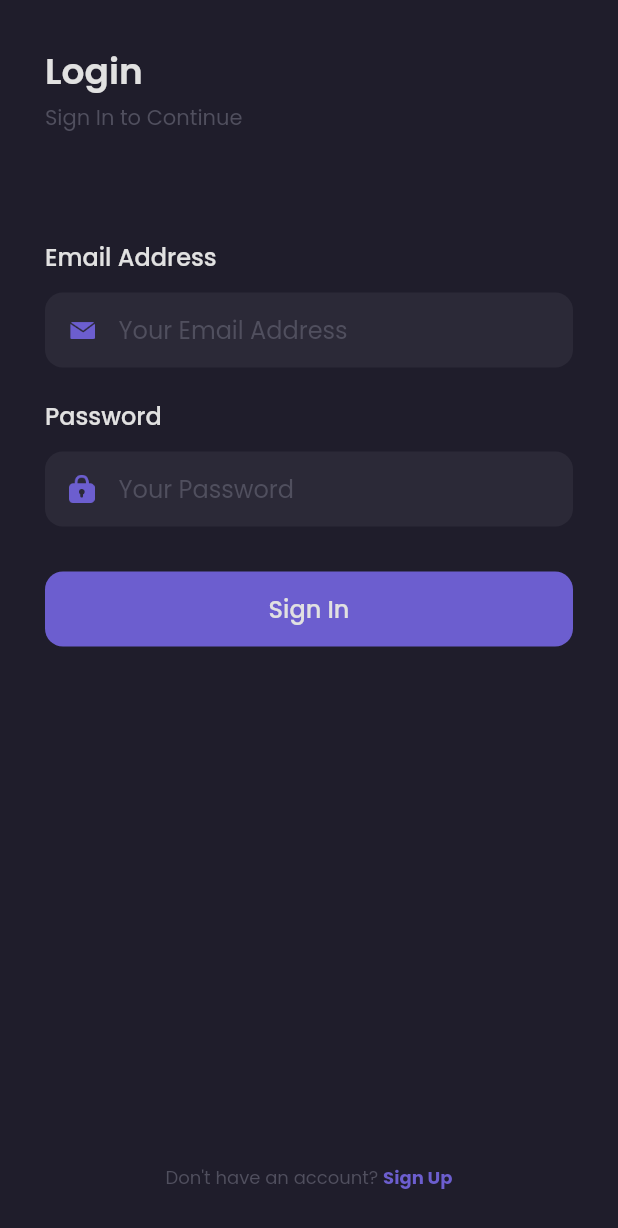
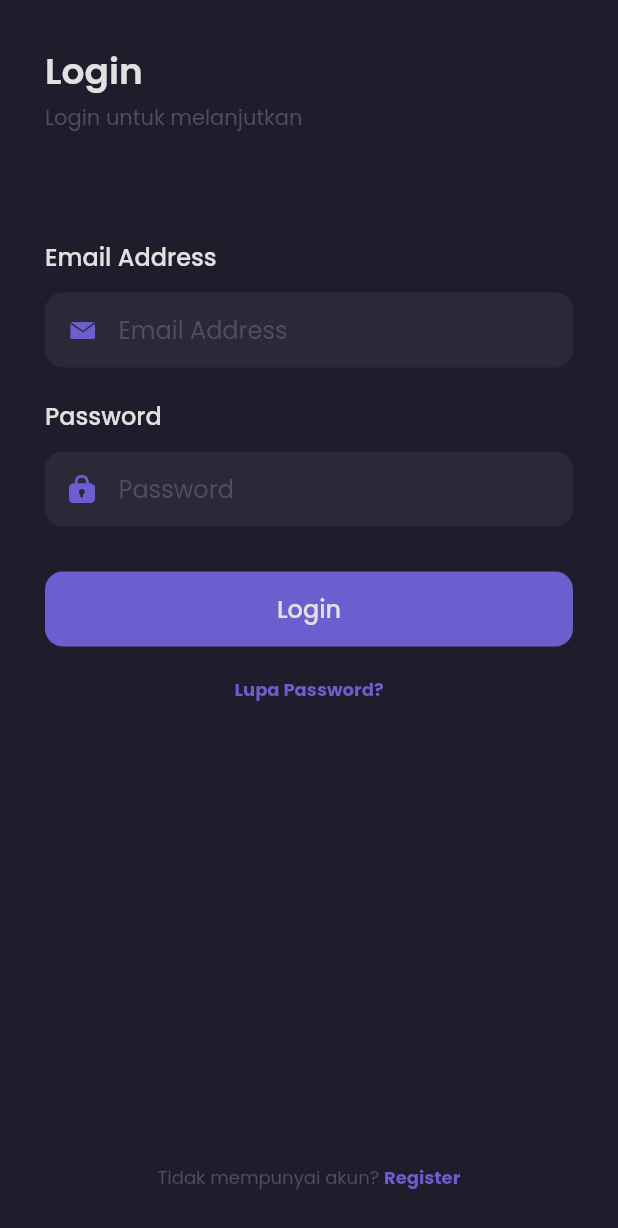
Before and after one commit to rndik/papb-tubes, a Flutter app: the screen it shows after launch, on a phone screen of 412 x 824 dp. Shown: the top 1228 px of the screen. Run offline on Flutter 3.47's test engine with Material 3 defaults, Android fonts, the phone set to English and light mode, and no system bars; our stand-ins replace carousel_slider, google_fonts, image_picker.

Commit message:
penambahan fitur forgot password

```diff
--- a/lib/main.dart
+++ b/lib/main.dart
@@ -4,6 +4,7 @@ import 'package:flutter_application_2/pages/checkout_page.dart';
 import 'package:flutter_application_2/pages/checkout_succes_page.dart';
 import 'package:flutter_application_2/pages/detail_chat_page.dart';
 import 'package:flutter_application_2/pages/edit_profile_page.dart';
+import 'package:flutter_application_2/pages/forgot_password_page.dart';
 import 'package:flutter_application_2/pages/home/chat_page.dart';
 import 'package:flutter_application_2/pages/home/main_page.dart';
 import 'package:flutter_application_2/pages/product_page.dart';
@@ -25,6 +26,7 @@ class MyApp extends StatelessWidget {
         '/': (context) => SplashPage(),
         '/sign-in': (context) => SignInPage(),
         '/sign-up': (context) => SignUpPage(),
+        '/forgot-password': (context) => ForgotPasswordPage(),
         '/home': (context) => MainPage(),
         '/detail-chat': (context) => DetailChatPage(),
         '/edit-profile': (context) => EditProfilePage(),
--- a/lib/pages/edit_profile_page.dart
+++ b/lib/pages/edit_profile_page.dart
@@ -11,7 +11,7 @@ class EditProfilePage extends StatelessWidget {
             onPressed: () {
               Navigator.pop(context);
             },
-            icon: Icon(Icons.close,color: primaryColor,)),
+            icon: Icon(Icons.close,)),
         backgroundColor: backgroundColor1, // Contoh properti tambahan
         title: Text(
           'Edit Profile',
--- a/lib/pages/home/chat_page.dart
+++ b/lib/pages/home/chat_page.dart
@@ -59,7 +59,9 @@ class OrderPage extends StatelessWidget {
             ),
             Text(
               'Anda belum pernah melakukan transaksi',
-              style: secondaryTextStyle,
+              style: secondaryTextStyle.copyWith(
+                fontSize: 12
+              ),
             ),
             SizedBox(
               height: 20,
--- a/lib/pages/home/main_page.dart
+++ b/lib/pages/home/main_page.dart
@@ -49,7 +49,7 @@ class _MainPageState extends State<MainPage> {
               items: [
                 BottomNavigationBarItem(
                   icon: Container(
-                    margin: EdgeInsets.only(
+                    margin: const EdgeInsets.only(
                       top: 20,
                       bottom: 10,
                     ),
@@ -64,7 +64,7 @@ class _MainPageState extends State<MainPage> {
                 ),
                 BottomNavigationBarItem(
                   icon: Container(
-                    margin: EdgeInsets.only(
+                    margin: const EdgeInsets.only(
                       top: 20,
                       bottom: 10,
                     ),
@@ -79,7 +79,7 @@ class _MainPageState extends State<MainPage> {
                 ),
                 BottomNavigationBarItem(
                   icon: Container(
-                    margin: EdgeInsets.only(
+                    margin: const EdgeInsets.only(
                       top: 20,
                       bottom: 10,
                     ),
--- a/lib/pages/home/wishlist_page.dart
+++ b/lib/pages/home/wishlist_page.dart
@@ -96,7 +96,7 @@ class WishlistPage extends StatelessWidget {
     }
 
     return Column(
-      children: [header(), emptyWishlist()],
+      children: [header(), content()],
     );
   }
 }
--- a/lib/pages/sign_in_page.dart
+++ b/lib/pages/sign_in_page.dart
@@ -21,7 +21,7 @@ class SignInPage extends StatelessWidget {
               height: 2,
             ),
             Text(
-              'Sign In to Continue',
+              'Login untuk melanjutkan',
               style: subtitleTextStyle,
             )
           ],
@@ -65,7 +65,7 @@ class SignInPage extends StatelessWidget {
                         child: TextFormField(
                       style: primaryTextStyle,
                       decoration: InputDecoration.collapsed(
-                        hintText: 'Your Email Address',
+                        hintText: 'Email Address',
                         hintStyle: subtitleTextStyle,
                       ),
                     )),
@@ -115,7 +115,7 @@ class SignInPage extends StatelessWidget {
                       style: primaryTextStyle,
                       obscureText: true,
                       decoration: InputDecoration.collapsed(
-                        hintText: 'Your Password',
+                        hintText: 'Password',
                         hintStyle: subtitleTextStyle,
                       ),
                     )),
@@ -143,12 +143,32 @@ class SignInPage extends StatelessWidget {
                 borderRadius: BorderRadius.circular(12),
               )),
           child: Text(
-            'Sign In',
+            'Login',
             style: primaryTextStyle.copyWith(
               fontSize: 16,
               fontWeight: medium,
             ),
           ),
+        ),
+      );
+    }
+
+    Widget forgotPassword() {
+      return Container(
+        margin: EdgeInsets.only(top: 20),
+        child: Row(
+          mainAxisAlignment: MainAxisAlignment.center,
+          children: [
+            GestureDetector(
+              onTap: () {
+                Navigator.pushNamed(context, '/forgot-password');
+              },
+              child: Text(
+                'Lupa Password?',
+                style: purpleTextStyle.copyWith(fontSize: 12, fontWeight: bold),
+              ),
+            )
+          ],
         ),
       );
     }
@@ -160,7 +180,7 @@ class SignInPage extends StatelessWidget {
           mainAxisAlignment: MainAxisAlignment.center,
           children: [
             Text(
-              'Don\'t have an account? ',
+              'Tidak mempunyai akun? ',
               style: subtitleTextStyle.copyWith(
                 fontSize: 12,
               ),
@@ -170,9 +190,8 @@ class SignInPage extends StatelessWidget {
                 Navigator.pushNamed(context, '/sign-up');
               },
               child: Text(
-                'Sign Up',
-                style:
-                    purpleTextStyle.copyWith(fontSize: 12, fontWeight: bold),
+                'Register',
+                style: purpleTextStyle.copyWith(fontSize: 12, fontWeight: bold),
               ),
             )
           ],
@@ -195,6 +214,7 @@ class SignInPage extends StatelessWidget {
               emailInput(),
               passwordInput(),
               signInButton(),
+              forgotPassword(),
               Spacer(),
               footer(),
             ],
--- a/lib/pages/sign_up_page.dart
+++ b/lib/pages/sign_up_page.dart
@@ -11,7 +11,7 @@ class SignUpPage extends StatelessWidget {
           crossAxisAlignment: CrossAxisAlignment.start,
           children: [
             Text(
-              'Sign Up',
+              'Register',
               style: primaryTextStyle.copyWith(
                 fontSize: 24,
                 fontWeight: semiBold,
@@ -36,7 +36,7 @@ class SignUpPage extends StatelessWidget {
           crossAxisAlignment: CrossAxisAlignment.start,
           children: [
             Text(
-              'Full Name',
+              'Nama Lengkap',
               style: primaryTextStyle.copyWith(
                 fontSize: 16,
                 fontWeight: medium,
@@ -65,7 +65,7 @@ class SignUpPage extends StatelessWidget {
                         child: TextFormField(
                       style: primaryTextStyle,
                       decoration: InputDecoration.collapsed(
-                        hintText: 'Your Full Name',
+                        hintText: 'Nama Lengkap Anda',
                         hintStyle: subtitleTextStyle,
                       ),
                     )),
@@ -114,7 +114,7 @@ class SignUpPage extends StatelessWidget {
                         child: TextFormField(
                       style: primaryTextStyle,
                       decoration: InputDecoration.collapsed(
-                        hintText: 'Your Username',
+                        hintText: 'Username Anda',
                         hintStyle: subtitleTextStyle,
                       ),
                     )),
@@ -163,7 +163,7 @@ class SignUpPage extends StatelessWidget {
                         child: TextFormField(
                       style: primaryTextStyle,
                       decoration: InputDecoration.collapsed(
-                        hintText: 'Your Email Address',
+                        hintText: 'Email Anda',
                         hintStyle: subtitleTextStyle,
                       ),
                     )),
@@ -213,7 +213,7 @@ class SignUpPage extends StatelessWidget {
                       style: primaryTextStyle,
                       obscureText: true,
                       decoration: InputDecoration.collapsed(
-                        hintText: 'Your Password',
+                        hintText: 'Password Anda',
                         hintStyle: subtitleTextStyle,
                       ),
                     )),
@@ -241,7 +241,7 @@ class SignUpPage extends StatelessWidget {
                 borderRadius: BorderRadius.circular(12),
               )),
           child: Text(
-            'Sign Up',
+            'Register',
             style: primaryTextStyle.copyWith(
               fontSize: 16,
               fontWeight: medium,
@@ -258,7 +258,7 @@ class SignUpPage extends StatelessWidget {
           mainAxisAlignment: MainAxisAlignment.center,
           children: [
             Text(
-              'Already have an account? ',
+              'Sudah mempunyai akun? ',
               style: subtitleTextStyle.copyWith(
                 fontSize: 12,
               ),
@@ -268,7 +268,7 @@ class SignUpPage extends StatelessWidget {
                 Navigator.pushNamed(context, '/sign-in');
               },
               child: Text(
-                'Sign In',
+                'Login',
                 style:
                     purpleTextStyle.copyWith(fontSize: 12, fontWeight: bold),
               ),
```
Also changed, not shown: lib/pages/cart_page.dart (+8 -2 lines), lib/pages/forgot_password_page.dart (added, +152 -0 lines), lib/pages/home/profile_page.dart (+0 -8 lines), lib/pages/product_page.dart (+5 -3 lines), 5 other files.
